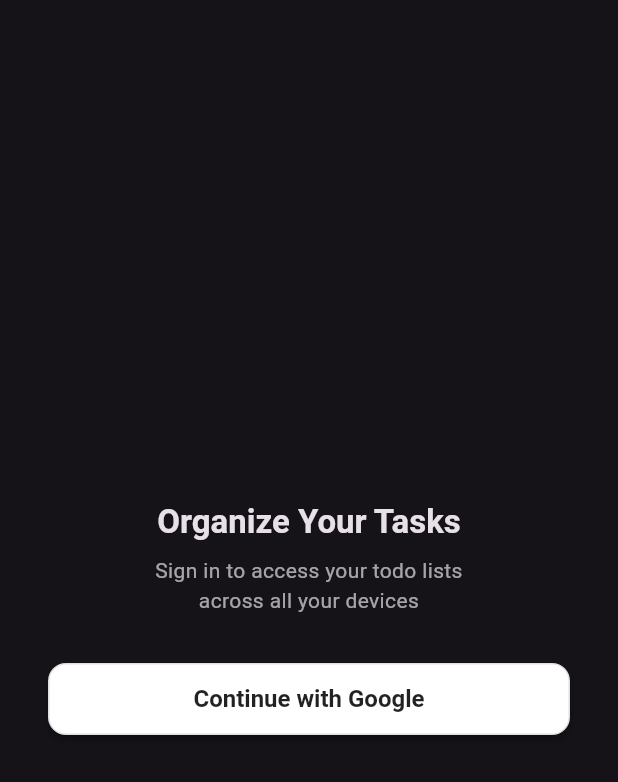
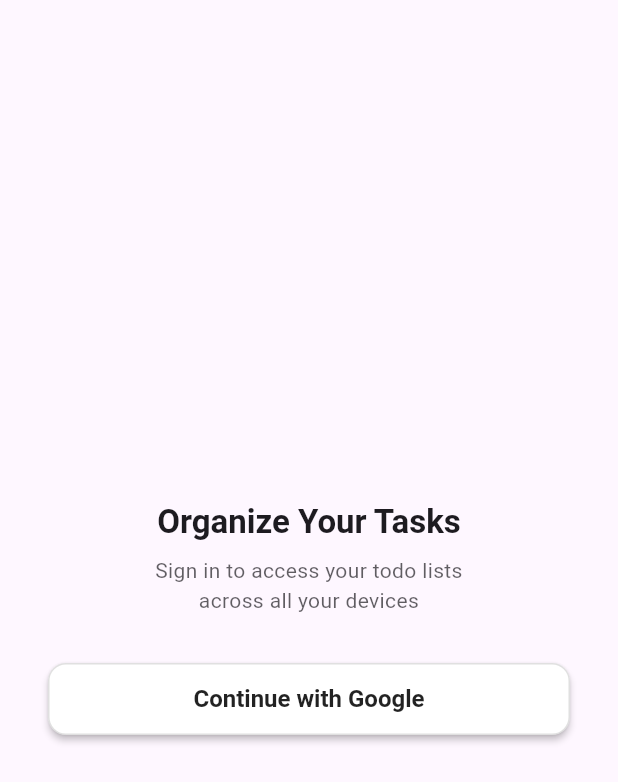
Before and after one commit to armanmaurya/mindlist, a Flutter app: the screen it shows after launch, on a phone screen of 412 x 824 dp. Shown: the top 782 px of the screen. Run offline on Flutter 3.47's test engine with Material 3 defaults, Android fonts, the phone set to English and light mode, and no system bars; our stand-ins replace cloud_firestore, firebase_auth, firebase_core, google_sign_in, implicitly_animated_reorderable_list_2, shared_preferences; accounts and stored records are empty.

Commit message:
Fixed theme to system

```diff
--- a/lib/main.dart
+++ b/lib/main.dart
@@ -38,7 +38,7 @@
       darkTheme: ThemeData(
         colorScheme: ColorScheme.fromSeed(seedColor: Colors.deepPurple, brightness: Brightness.dark),
       ),
-      themeMode: ThemeMode.dark,
+      themeMode: ThemeMode.system,
       home: user == null
           ? const GoogleSignInScreen()
           : const TodoListsScreen(),
--- a/pubspec.yaml
+++ b/pubspec.yaml
@@ -18,7 +18,7 @@
 # https://developer.apple.com/library/archive/documentation/General/Reference/InfoPlistKeyReference/Articles/CoreFoundationKeys.html
 # In Windows, build-name is used as the major, minor, and patch parts
 # of the product and file versions while build-number is used as the build suffix.
-version: 1.0.2+1
+version: 1.0.1+1
 
 environment:
   sdk: ^3.7.2
```
